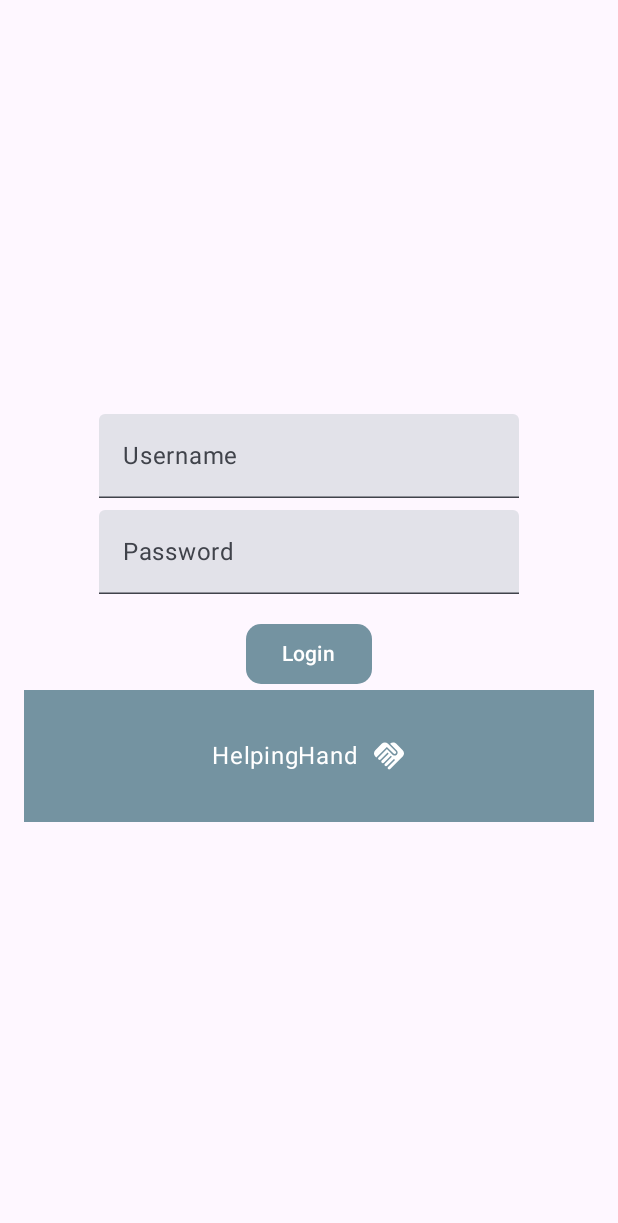
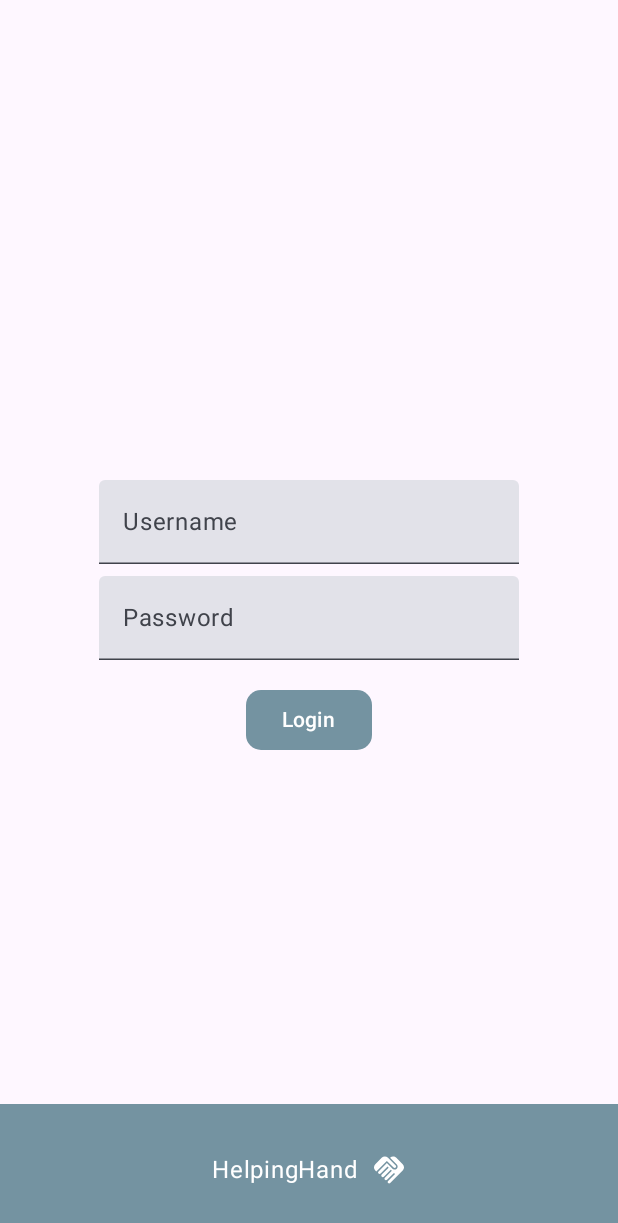
Before and after one commit to matheushsaba/FacilitaTech_IHC, an Android app built with Jetpack Compose: the screen it shows after launch (MainActivity), on a phone screen of 412 x 824 dp. Shown: the top 1223 px of the screen. Run offline under Robolectric (Android 15) with nearby library versions, the phone set to English and light mode, and no system bars.

Commit message:
Ajustada a ribbon com logo e adicionada tela de seleção de usuário

```diff
--- a/app/build.gradle.kts
+++ b/app/build.gradle.kts
@@ -57,6 +57,7 @@ dependencies {
     implementation("androidx.compose.ui:ui-tooling-preview-android:1.5.4")
     implementation("androidx.compose.material3:material3:1.1.2")
     implementation("androidx.activity:activity-compose:1.8.2")
+    implementation("com.google.android.gms:play-services-tagmanager-v4-impl:18.0.4")
     testImplementation("junit:junit:4.13.2")
     androidTestImplementation("androidx.test.ext:junit:1.1.5")
     androidTestImplementation("androidx.test.espresso:espresso-core:3.5.1")
--- a/app/src/main/java/com/example/facilitatech/BottomRibbon.kt
+++ b/app/src/main/java/com/example/facilitatech/BottomRibbon.kt
@@ -14,7 +14,6 @@ import androidx.compose.ui.graphics.Color
 import androidx.compose.ui.res.painterResource
 import androidx.compose.ui.tooling.preview.Preview
 import androidx.compose.ui.unit.dp
-import com.example.facilitatech.LoginScreen
 import com.example.facilitatech.R
 import com.example.facilitatech.ui.theme.AndroidToolsetTheme
 
@@ -23,11 +22,13 @@ import com.example.facilitatech.ui.theme.AndroidToolsetTheme
 fun BottomRibbon(
     text: String,
     iconId: Int,
-    backgroundColor: Color = Color(0xFF7493A1), // Default color for the ribbon
-    contentColor: Color = Color.White // Default color for text and icon
+    modifier: Modifier = Modifier, // Accept the modifier parameter
+    backgroundColor: Color = Color(0xFF7493A1),
+    contentColor: Color = Color.White
 ) {
+    // Apply the passed modifier to the outermost Box
     Box(
-        modifier = Modifier
+        modifier = modifier
             .fillMaxWidth()
             .background(backgroundColor)
             .padding(16.dp),
@@ -50,6 +51,7 @@ fun BottomRibbon(
         }
     }
 }
+
 @Preview(showBackground = true, name = "Login Screen Preview")
 @Composable
 fun PreviewLoginScreen() {
--- a/app/src/main/java/com/example/facilitatech/MainActivity.kt
+++ b/app/src/main/java/com/example/facilitatech/MainActivity.kt
@@ -37,7 +37,7 @@ class MainActivity : ComponentActivity() {
 
     private fun navigateToNextScreen() {
         // Navigate to the next screen. Replace `NextActivity::class.java` with the actual class
-        val intent = Intent(this, TouchValueActivity::class.java)
+        val intent = Intent(this, SelectUserActivity::class.java)
         startActivity(intent)
     }
 }
@@ -48,10 +48,11 @@ fun LoginScreen(onLoginSuccess: () -> Unit) {
     var password by remember { mutableStateOf("") }
     var isLoading by remember { mutableStateOf(false) }
 
+    Box(modifier = Modifier.fillMaxSize()) {
         Column(
             modifier = Modifier
-            .fillMaxSize()
-            .padding(16.dp),
+                .padding(16.dp)
+                .align(Alignment.Center), // This aligns the Column to the center of the Box
             horizontalAlignment = Alignment.CenterHorizontally,
             verticalArrangement = Arrangement.Center
         ) {
@@ -71,7 +72,8 @@ fun LoginScreen(onLoginSuccess: () -> Unit) {
             if (isLoading) {
                 CircularProgressIndicator()
             } else {
-            Button(onClick = {
+                Button(
+                    onClick = {
                         isLoading = true
                         // Simulate a delay for loading
                         Handler(Looper.getMainLooper()).postDelayed({
@@ -80,23 +82,22 @@ fun LoginScreen(onLoginSuccess: () -> Unit) {
                         }, 2000) // 2 seconds delay
                     },
                     colors = ButtonDefaults.buttonColors(
-                    containerColor = Color(0xFF7493A1), // Background color of the button
-                    contentColor = Color.White // Color of the text and icons
+                        containerColor = Color(0xFF7493A1),
+                        contentColor = Color.White
                     ),
-                shape = RoundedCornerShape(10.dp) // More boxed shape
+                    shape = RoundedCornerShape(10.dp)
                 ) {
                     Text("Login")
                 }
             }
+        }
+
         BottomRibbon(
             text = "HelpingHand",
             iconId = R.drawable.baseline_handshake_24, // Replace with your actual icon resource ID
+            modifier = Modifier.align(Alignment.BottomCenter)
         )
-
     }
-
-
-
 }
 
 @Preview(showBackground = true, name = "Login Screen Preview")
--- a/build.gradle.kts
+++ b/build.gradle.kts
@@ -1,5 +1,5 @@
 // Top-level build file where you can add configuration options common to all sub-projects/modules.
 plugins {
-    id("com.android.application") version "8.2.0" apply false
+    id("com.android.application") version "8.2.1" apply false
     id("org.jetbrains.kotlin.android") version "1.9.0" apply false
 }
```
Also changed, not shown: app/src/main/java/com/example/facilitatech/SelectUserActivity.kt (added, +185 -0 lines). Lines whose indentation alone changed are shown as unchanged.
